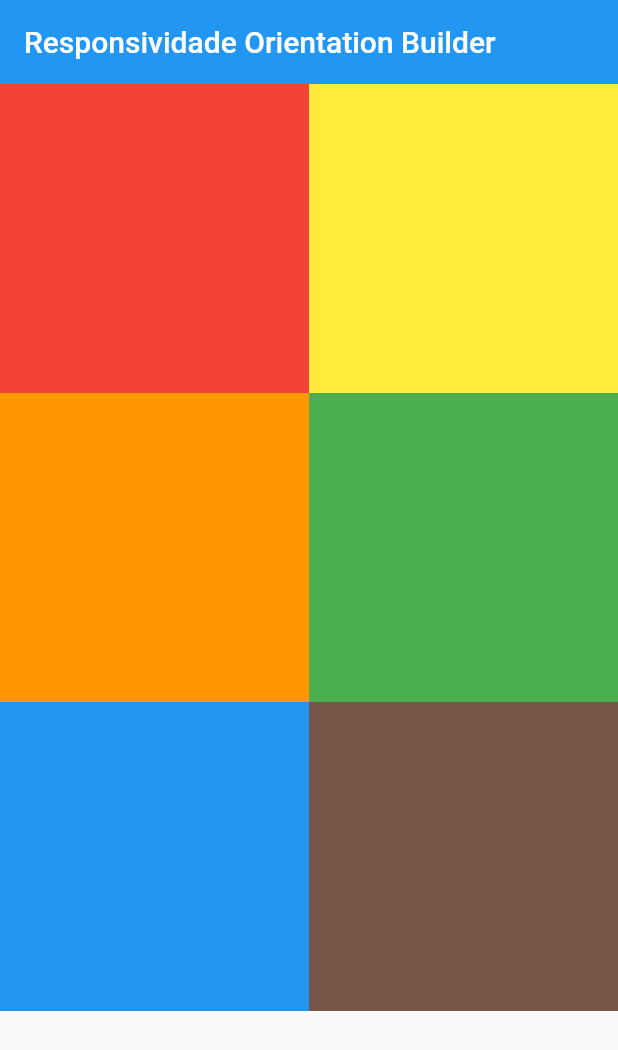
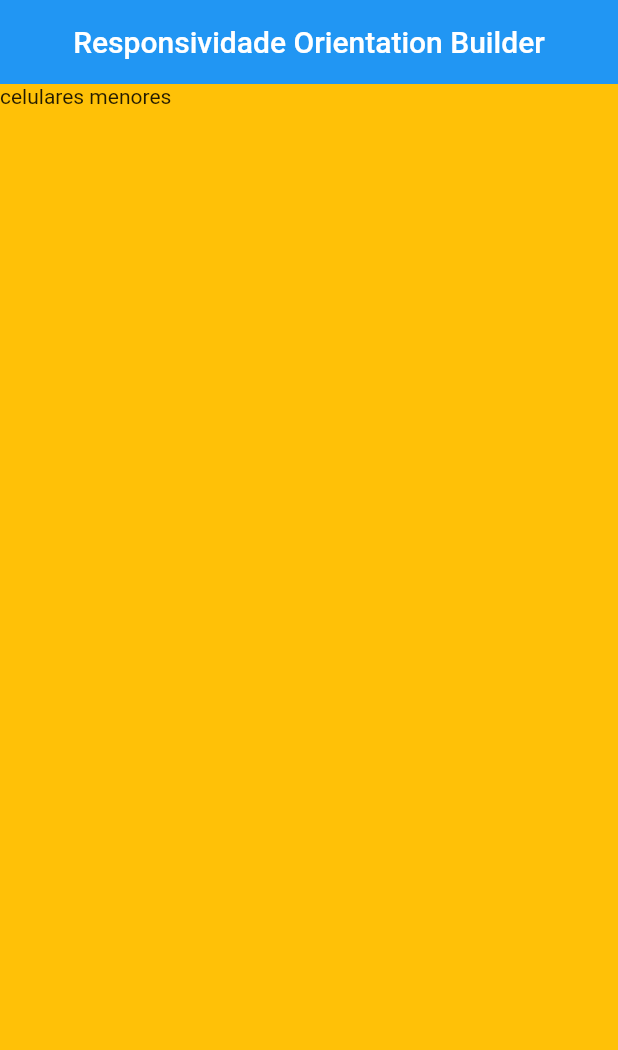
Before and after one commit to CadisRaziel/Responsividade_Flutter, a Flutter app: the screen it shows after launch, on a phone screen of 412 x 824 dp. Shown: the top 1050 px of the screen. Run offline on Flutter 3.47's test engine with Material 2 defaults, Android fonts, the phone set to English and light mode, and no system bars.

Commit message:
utilizando LayoutBuilder para fazer a responsividade, a melhor ate o momento

```diff
--- /dev/null
+++ b/lib/Page/Responsividade_Layout_builder.dart
@@ -0,0 +1,54 @@
+import 'package:flutter/material.dart';
+
+class ResponsividadeRegrasLayout extends StatefulWidget {
+  const ResponsividadeRegrasLayout({
+    Key? key,
+    required this.title,
+  }) : super(key: key);
+  final String title;
+
+  @override
+  _ResponsividadeRegrasLayoutState createState() => _ResponsividadeRegrasLayoutState();
+}
+
+class _ResponsividadeRegrasLayoutState extends State<ResponsividadeRegrasLayout> {
+  @override
+  Widget build(BuildContext context) {
+    return Scaffold(
+      appBar: AppBar(
+        title: Text(widget.title),
+        elevation: 0,
+        centerTitle: true,
+      ),
+      body: Container(
+        width: MediaQuery.of(context).size.width,
+        height: MediaQuery.of(context).size.height,
+        color: Colors.amber,
+        //* com o layoutBuilder podemos gerenciar o que vai aparecer e sumir de acordo com a largura e altura da tela
+        child: LayoutBuilder(
+          //* o parametro constraint identifica aonde o LayoutBuilder esta
+          //*porque isso? pois o LayoutBuilder pega a altura e largura do componente em que esta
+          //* ou seja aqui ele esta dentro de um container, se eu tira o Mediaquery da altura e largura, ele vai ficar só o quadradinho do container
+          builder: (context, constraint){
+            var altura = constraint.maxHeight;
+            var largura = constraint.maxWidth;
+
+            if( largura < 600){ //*celular
+              //logica
+              //podemos exibir 4 colunas, exemplo
+              return Text('celulares menores');
+            }else if ( largura < 960){  //*celulares maiores e tablets
+              //logica
+              //podemos exibir 8 colunas, exemplo
+              return Text('celulares maiores e tablets');
+            } else { //* telas maiores que 960
+              //logica
+              //podemos exibir 12 colunas ou mais, exemplo
+              return Text('telas de computador');
+            }
+          },
+        ),
+      ),
+    );
+  }
+}
--- a/lib/core/app_widget.dart
+++ b/lib/core/app_widget.dart
@@ -1,5 +1,5 @@
 import 'package:flutter/material.dart';
-import 'package:web/Page/Responsividade_orientetion_builder.dart';
+import 'package:web/Page/Responsividade_Layout_builder.dart';
 
 class MyApp extends StatelessWidget {
   @override
@@ -12,7 +12,8 @@ class MyApp extends StatelessWidget {
         // home: ResponsividadeMedia(title: 'Responsividade'),
         // home: ResponsividadeRowColumn(title: 'Responsividade Column e Row'),
         // home: ResponsividadeWrap(title: 'Responsividade Wrap'),
-        home: ResponsividadeOrientationBuilder(title: 'Responsividade Orientation Builder'),
+        // home: ResponsividadeOrientationBuilder(title: 'Responsividade Orientation Builder'),
+        home: ResponsividadeRegrasLayout(title: 'Responsividade Orientation Builder'),
         debugShowCheckedModeBanner: false);
   }
 }
```
